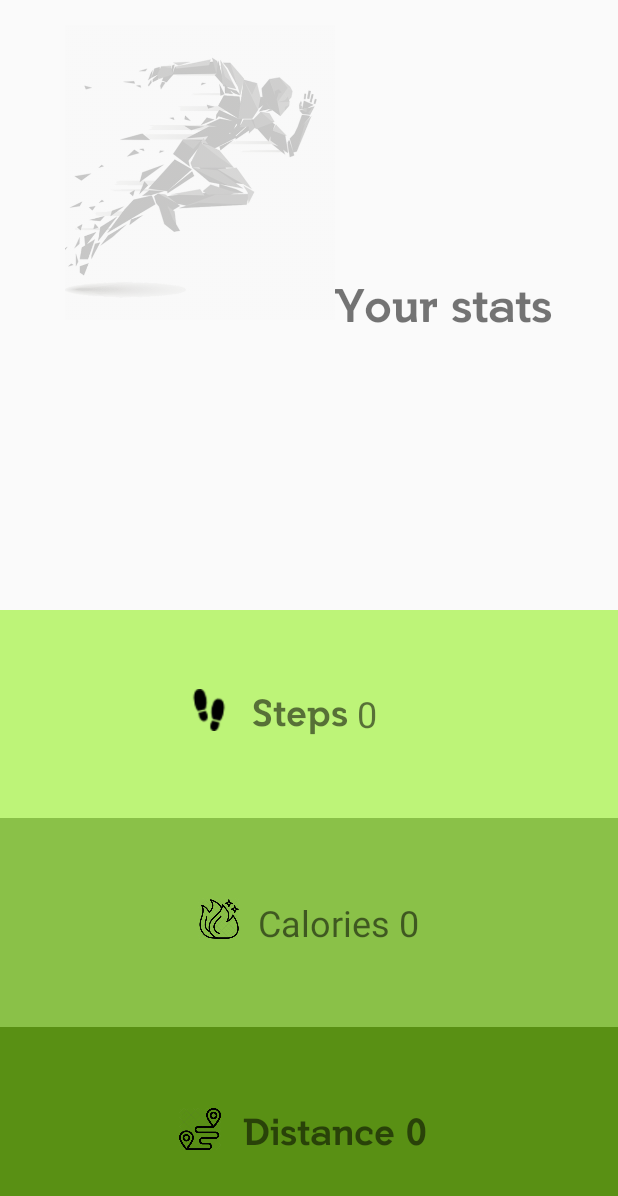
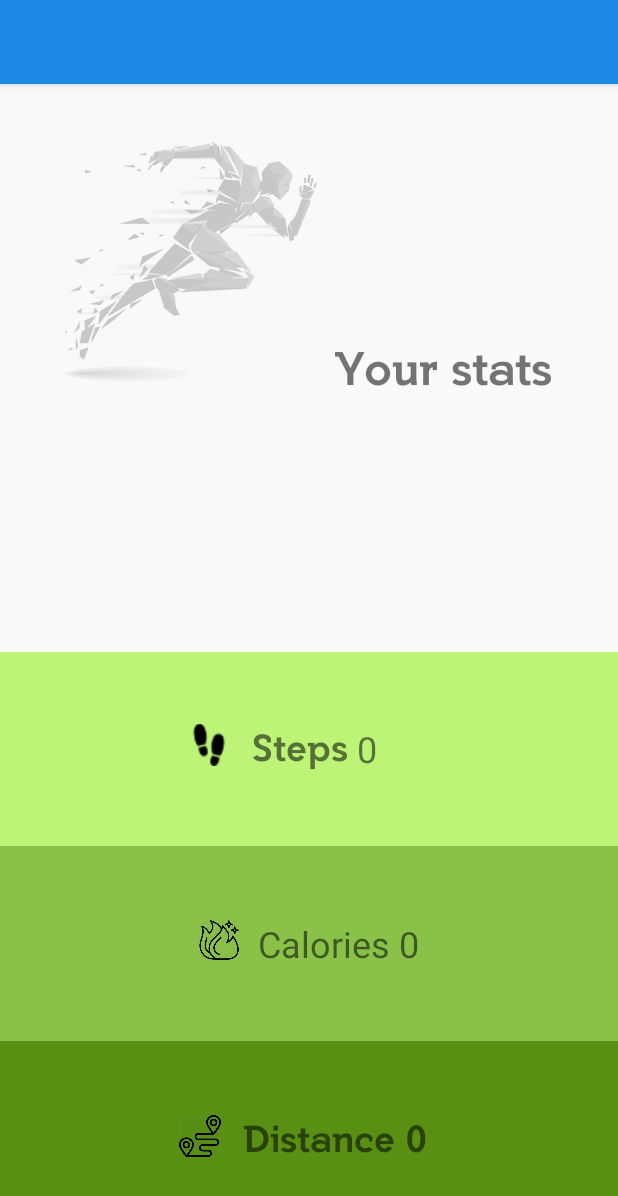
Before and after one commit to GavinFitzgerald94/campusQuest, an Android app: the layout activity_stats.xml on its own in the app's theme, with its tools: preview values and no code run, on a phone screen of 412 x 824 dp. Shown: the top 1196 px of the screen. Run offline under Robolectric (Android 15) with nearby library versions, the phone set to English and light mode, and no system bars.

Commit message:
added nav bar to stats, and got rid of quest name in treasure hunt

```diff
--- a/app/src/main/java/com/example/campusquest/Stats.java
+++ b/app/src/main/java/com/example/campusquest/Stats.java
@@ -22,6 +22,7 @@ import com.google.android.gms.fitness.data.DataSet;
 import com.google.android.gms.fitness.data.DataType;
 import com.google.android.gms.fitness.data.Field;
 import com.google.android.gms.fitness.result.DailyTotalResult;
+import com.mikepenz.materialdrawer.Drawer;
 
 import java.util.concurrent.TimeUnit;
 
@@ -32,11 +33,16 @@ public class Stats extends AppCompatActivity implements
     private static final int GOOGLE_FIT_PERMISSIONS_REQUEST_CODE = 0x1001;
     public static String TAG = "";
     private GoogleApiClient mGoogleApiClient;
+    private Drawer drawer;
 
     @Override
     protected void onCreate(Bundle savedInstanceState) {
         super.onCreate(savedInstanceState);
         setContentView(R.layout.activity_stats);
+
+        android.support.v7.widget.Toolbar toolbar = findViewById(R.id.toolbar_stats);
+        setSupportActionBar(toolbar);
+        drawer =  DrawerUtil.getDrawer(this,toolbar);
 
         mGoogleApiClient = new GoogleApiClient.Builder(this)
                 .addApi(Fitness.HISTORY_API)
--- a/app/src/main/java/com/example/campusquest/TreasureHunt.java
+++ b/app/src/main/java/com/example/campusquest/TreasureHunt.java
@@ -390,8 +390,6 @@ public class TreasureHunt extends AppCompatActivity implements
 
     /** Sets quest name and total number of stages in quest */
     private void loadViewContent() {
-        TextView questValue = findViewById(R.id.questName);
-        questValue.setText(mQuestName);
         TextView totalStageValue = findViewById(R.id.totalStageValue);
         totalStageValue.setText(String.valueOf("Number of Stages: "+mTotalStage));
         loadCurrentStage();
--- a/app/src/main/res/layout/activity_stats.xml
+++ b/app/src/main/res/layout/activity_stats.xml
@@ -1,4 +1,11 @@
 <?xml version="1.0" encoding="utf-8"?>
+<android.support.v4.widget.DrawerLayout xmlns:android="http://schemas.android.com/apk/res/android"
+    xmlns:app="http://schemas.android.com/apk/res-auto"
+    xmlns:tools="http://schemas.android.com/tools"
+    android:layout_width="match_parent"
+    android:layout_height="match_parent"
+    android:id="@+id/drawer_layout_stats"
+    android:fitsSystemWindows="true">
     <LinearLayout xmlns:android="http://schemas.android.com/apk/res/android"
         xmlns:app="http://schemas.android.com/apk/res-auto"
         xmlns:tools="http://schemas.android.com/tools"
@@ -6,6 +13,16 @@
         android:layout_height="match_parent"
         tools:context=".Stats"
         android:orientation="vertical">
+
+        <android.support.v7.widget.Toolbar
+            android:id="@+id/toolbar_stats"
+            android:layout_width="match_parent"
+            android:layout_height="?attr/actionBarSize"
+            android:background="?attr/colorPrimary"
+
+            android:theme="@style/ThemeOverlay.AppCompat.Dark.ActionBar"
+            app:popupTheme="@style/ThemeOverlay.AppCompat.Light"
+            android:elevation="4dp" />
 
         <RelativeLayout
             android:layout_weight="1.0"
@@ -138,3 +155,4 @@
             </RelativeLayout>
         </LinearLayout>
     </LinearLayout>
+</android.support.v4.widget.DrawerLayout>
```
Also changed, not shown: app/src/main/java/com/example/campusquest/MainActivity.java (+0 -19 lines), app/src/main/res/layout/content_treasure_hunt.xml (+0 -8 lines). Lines whose indentation alone changed are shown as unchanged.
